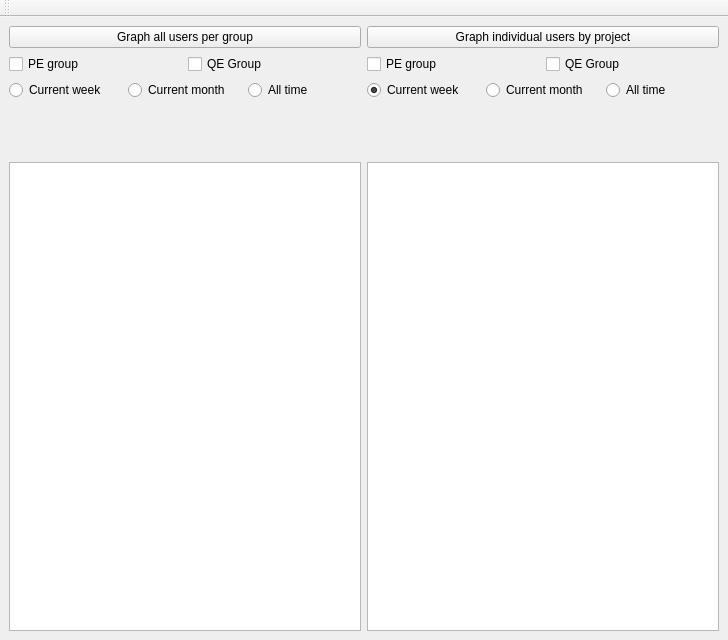
Before: the Qt Designer form qtdesigner/timeReport.ui in ichnaeagit/ichnaea, drawn with Qt 5.
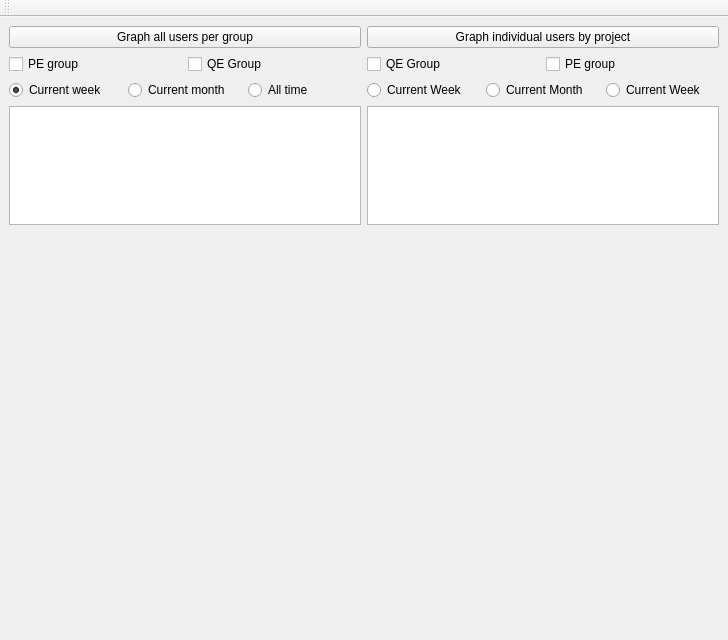
After: the same form once the commit is applied.

Commit message: added embedded graphing to main GUI. Still need to implement actual embedded graphing, (not just random data)

The edit to the form file:
```diff
--- a/qtdesigner/timeReport.ui
+++ b/qtdesigner/timeReport.ui
@@ -14,10 +14,8 @@
    <string>MainWindow</string>
   </property>
   <widget class="QWidget" name="centralwidget">
-   <layout class="QVBoxLayout" name="verticalLayout_3">
-    <item>
-     <layout class="QHBoxLayout" name="horizontalLayout_6">
-      <item>
+   <layout class="QGridLayout" name="gridLayout_2">
+    <item row="0" column="0">
        <layout class="QVBoxLayout" name="verticalLayout">
         <item>
          <widget class="QPushButton" name="genReport">
@@ -80,7 +78,7 @@
         </item>
        </layout>
       </item>
-      <item>
+    <item row="0" column="1">
        <layout class="QVBoxLayout" name="verticalLayout_2">
         <item>
          <widget class="QPushButton" name="genReport_2">
@@ -91,16 +89,6 @@
         </item>
         <item>
          <layout class="QHBoxLayout" name="horizontalLayout_4">
-          <item>
-           <widget class="QCheckBox" name="PE_2">
-            <property name="layoutDirection">
-             <enum>Qt::LeftToRight</enum>
-            </property>
-            <property name="text">
-             <string>PE group</string>
-            </property>
-           </widget>
-          </item>
           <item>
            <widget class="QCheckBox" name="QE_2">
             <property name="layoutDirection">
@@ -111,6 +99,16 @@
             </property>
            </widget>
           </item>
+        <item>
+         <widget class="QCheckBox" name="PE_2">
+          <property name="layoutDirection">
+           <enum>Qt::LeftToRight</enum>
+          </property>
+          <property name="text">
+           <string>PE group</string>
+          </property>
+         </widget>
+        </item>
          </layout>
         </item>
         <item>
@@ -118,68 +116,57 @@
           <item>
            <widget class="QRadioButton" name="weekRad_2">
             <property name="text">
-             <string>Current week</string>
-            </property>
-            <property name="checked">
-             <bool>true</bool>
-            </property>
-           </widget>
-          </item>
-          <item>
-           <widget class="QRadioButton" name="monthRad_2">
-            <property name="text">
-             <string>Current month</string>
+           <string>Current Week</string>
             </property>
            </widget>
           </item>
           <item>
            <widget class="QRadioButton" name="allRad_2">
             <property name="text">
-             <string>All time</string>
-            </property>
-           </widget>
-          </item>
-         </layout>
-        </item>
-       </layout>
-      </item>
-     </layout>
+           <string>Current Month</string>
+          </property>
+         </widget>
     </item>
     <item>
+         <widget class="QRadioButton" name="monthRad_2">
+          <property name="text">
+           <string>Current Week</string>
+          </property>
+         </widget>
+        </item>
+       </layout>
+      </item>
+     </layout>
+    </item>
+    <item row="1" column="0" colspan="2">
      <layout class="QGridLayout" name="gridLayout">
+      <item row="0" column="1">
+       <widget class="QListWidget" name="mlpfigs"/>
+      </item>
       <item row="1" column="0">
-       <widget class="QListWidget" name="mplwindow">
+       <widget class="QWidget" name="mpwindow" native="true">
+        <layout class="QVBoxLayout" name="mplvl"/>
+       </widget>
+      </item>
+      <item row="0" column="0">
+       <widget class="QListWidget" name="mplfigs">
         <property name="minimumSize">
          <size>
           <width>0</width>
-          <height>200</height>
+          <height>20</height>
          </size>
         </property>
        </widget>
       </item>
       <item row="1" column="1">
-       <widget class="QListWidget" name="mplwindow_2"/>
-      </item>
-      <item row="0" column="0">
-       <widget class="QWidget" name="mplfigs" native="true">
+       <widget class="QWidget" name="mplwindow" native="true">
         <property name="minimumSize">
          <size>
           <width>0</width>
-          <height>50</height>
+          <height>400</height>
          </size>
         </property>
-        <layout class="QVBoxLayout" name="verticalLayout_4"/>
-       </widget>
-      </item>
-      <item row="0" column="1">
-       <widget class="QWidget" name="mplfigs_2" native="true">
-        <property name="minimumSize">
-         <size>
-          <width>0</width>
-          <height>50</height>
-         </size>
-        </property>
-        <layout class="QVBoxLayout" name="verticalLayout_5"/>
+        <layout class="QVBoxLayout" name="mplvl_2"/>
        </widget>
       </item>
      </layout>
```
Left out of the diff: 2 changed lines with no effect on the pictures. Lines whose indentation alone changed are shown as unchanged. The commit also changes 5 other files.
